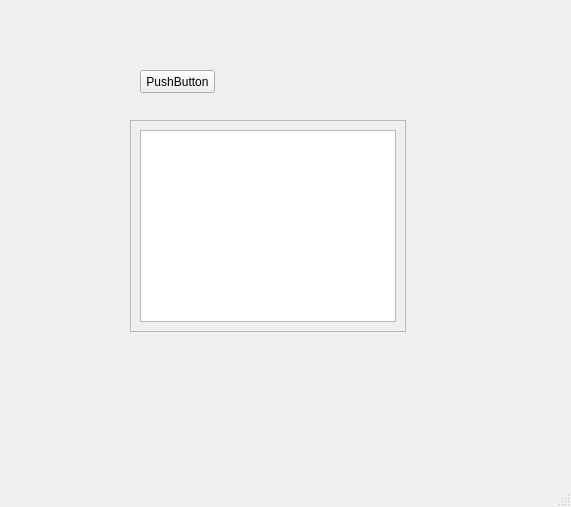
This is layout.ui in HibernatingInsomniac/workout_tracker as Qt 5 draws it before an edit. The edited form follows.
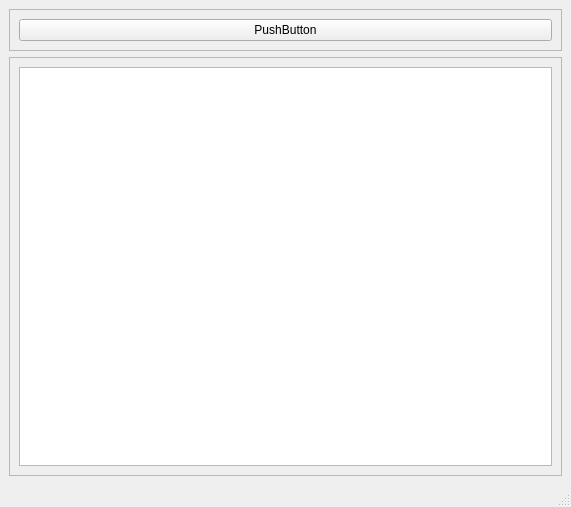
This is the edited form.

Commit message: Reformat GUI, dynamic resizing + btn rename

```diff
--- a/layout.ui
+++ b/layout.ui
@@ -14,15 +14,28 @@
    <string>MainWindow</string>
   </property>
   <widget class="QWidget" name="centralwidget">
+   <layout class="QGridLayout" name="gridLayout_3">
+    <item row="0" column="0">
+     <widget class="QFrame" name="frame_2">
+      <property name="frameShape">
+       <enum>QFrame::StyledPanel</enum>
+      </property>
+      <property name="frameShadow">
+       <enum>QFrame::Raised</enum>
+      </property>
+      <layout class="QGridLayout" name="gridLayout_2">
+       <item row="0" column="0">
+        <widget class="QPushButton" name="pbClearTable">
+         <property name="text">
+          <string>PushButton</string>
+         </property>
+        </widget>
+       </item>
+      </layout>
+     </widget>
+    </item>
+    <item row="1" column="0">
    <widget class="QFrame" name="frame">
-    <property name="geometry">
-     <rect>
-      <x>130</x>
-      <y>120</y>
-      <width>276</width>
-      <height>212</height>
-     </rect>
-    </property>
     <property name="frameShape">
      <enum>QFrame::StyledPanel</enum>
     </property>
@@ -35,19 +48,8 @@
      </item>
     </layout>
    </widget>
-   <widget class="QPushButton" name="pushButton">
-    <property name="geometry">
-     <rect>
-      <x>140</x>
-      <y>70</y>
-      <width>75</width>
-      <height>23</height>
-     </rect>
-    </property>
-    <property name="text">
-     <string>PushButton</string>
-    </property>
-   </widget>
+    </item>
+   </layout>
   </widget>
   <widget class="QMenuBar" name="menubar">
    <property name="geometry">
```
Left out of the diff: 4 changed lines with no effect on the pictures. Lines whose indentation alone changed are shown as unchanged.
